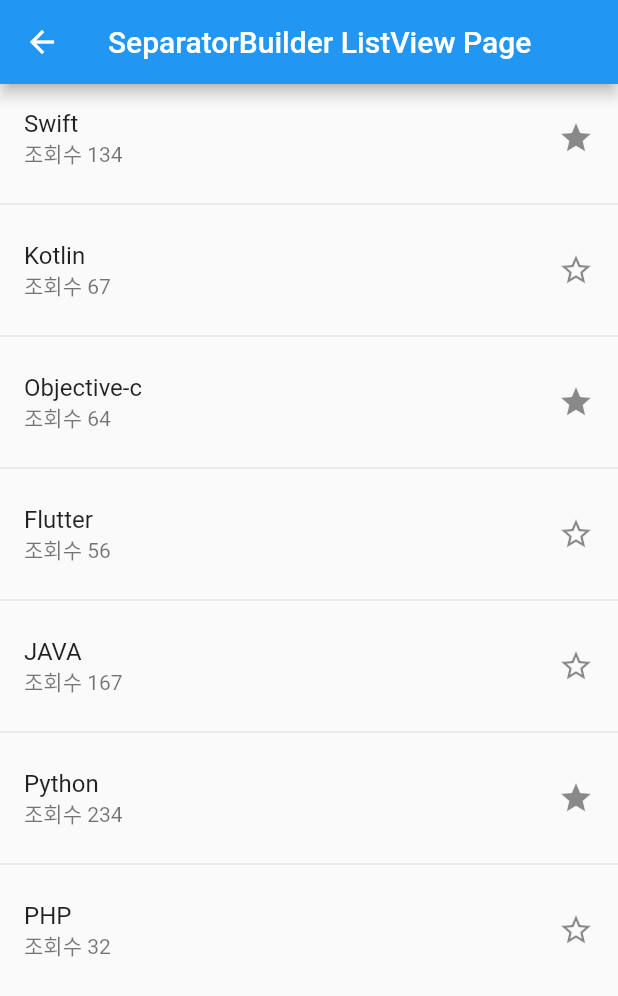
After one commit to SuniDev/flutter_list_example, a Flutter app: the screen it shows after launch, after a tap on "SeparatorBuilder ListView Page", on a phone screen of 412 x 824 dp. The commit adds this screen. Shown: the top 996 px of the screen. Run offline on Flutter 3.47's test engine with Material 2 defaults, Android fonts, the phone set to English and light mode, and no system bars.

Commit message:
feat : SeparatorBuilder ListView Page

```diff
--- a/lib/main.dart
+++ b/lib/main.dart
@@ -1,6 +1,7 @@
 import 'package:flutter/material.dart';
 import 'package:flutter_list_demo/default_list_page.dart';
 import 'package:flutter_list_demo/builder_list_page.dart';
+import 'package:flutter_list_demo/separated_list_page.dart';
 
 void main() {
   runApp(const MyApp());
@@ -19,12 +20,14 @@ class MyApp extends StatelessWidget {
       theme: ThemeData(
         primarySwatch: Colors.blue,
       ),
-      home: HomePage(),
+      home: const HomePage(),
     );
   }
 }
 
 class HomePage extends StatelessWidget {
+  const HomePage({Key? key}) : super(key: key);
+
   @override
   Widget build(BuildContext context) {
     return Scaffold(
@@ -48,10 +51,19 @@ class HomePage extends StatelessWidget {
               onPressed: () {
                 Navigator.push(
                   context,
-                  MaterialPageRoute(builder: (context) => BuilderListPage()),
+                  MaterialPageRoute(builder: (context) => const BuilderListPage()),
                 );
               },
               child: const Text('Builder ListView Page'),
+            ),
+            ElevatedButton(
+              onPressed: () {
+                Navigator.push(
+                  context,
+                  MaterialPageRoute(builder: (context) => const SeparatedListPage()),
+                );
+              },
+              child: const Text('SeparatorBuilder ListView Page'),
             ),
           ],
         ),
--- /dev/null
+++ b/lib/separated_list_page.dart
@@ -0,0 +1,42 @@
+import 'package:flutter/material.dart';
+import 'package:flutter_list_demo/list_tile.dart';
+
+// (c) SeparatedListPage - separatorBuilder 를 사용한 ListView 페이지.
+class SeparatedListPage extends StatefulWidget {
+  const SeparatedListPage({Key? key}) : super(key: key);
+
+  @override
+  _SeparatedListPageState createState() => _SeparatedListPageState();
+}
+
+class _SeparatedListPageState extends State<SeparatedListPage> {
+  // (v) datas - ListView 정적 데이터 배열.
+  final List<ListData> datas = [
+    ListData(134, 'Swift', true),
+    ListData(67, 'Kotlin', false),
+    ListData(64, 'Objective-c', true),
+    ListData(56, 'Flutter', false),
+    ListData(167, 'JAVA', false),
+    ListData(234, 'Python', true),
+    ListData(32, 'PHP', false),
+  ];
+
+  @override
+  Widget build(BuildContext context) {
+    return Scaffold(
+      appBar: AppBar(
+        title: const Text('SeparatorBuilder ListView Page'),
+      ),
+      body: SafeArea(
+        child: ListView.separated(
+          itemCount: datas.length,
+          itemBuilder: (BuildContext context, int index) {
+            return DemoListTile(datas[index]);
+          },
+          //  Divider 는 구분자ㄹ 사용.
+          separatorBuilder: (BuildContext context, int index) => const Divider(),
+        ),
+      ),
+    );
+  }
+}
```
